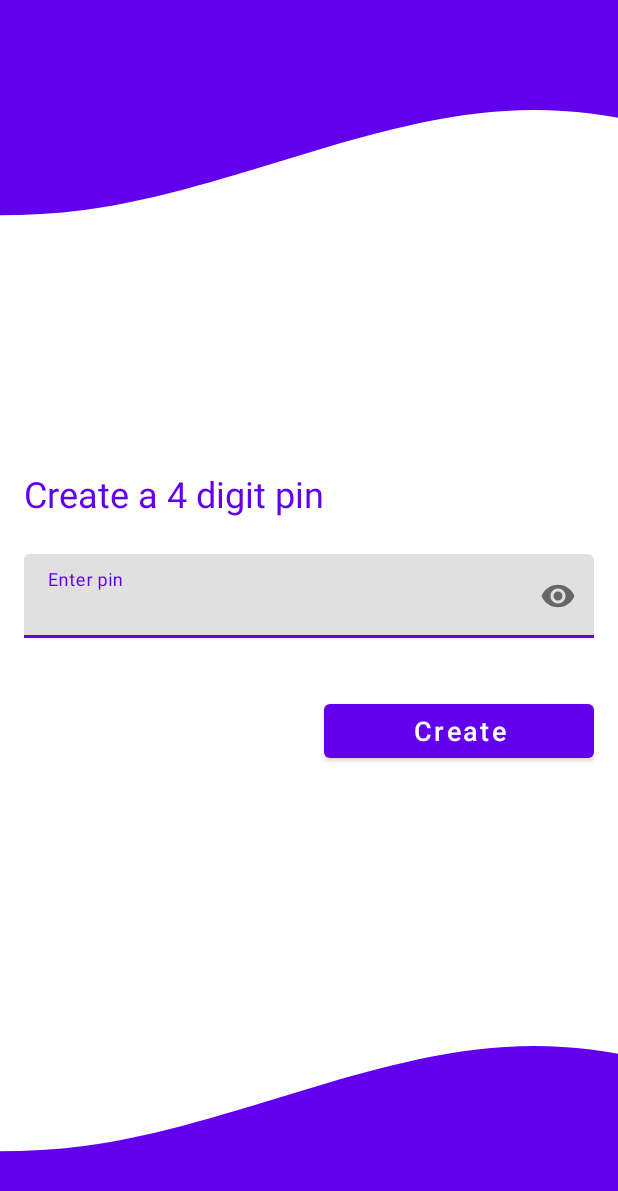
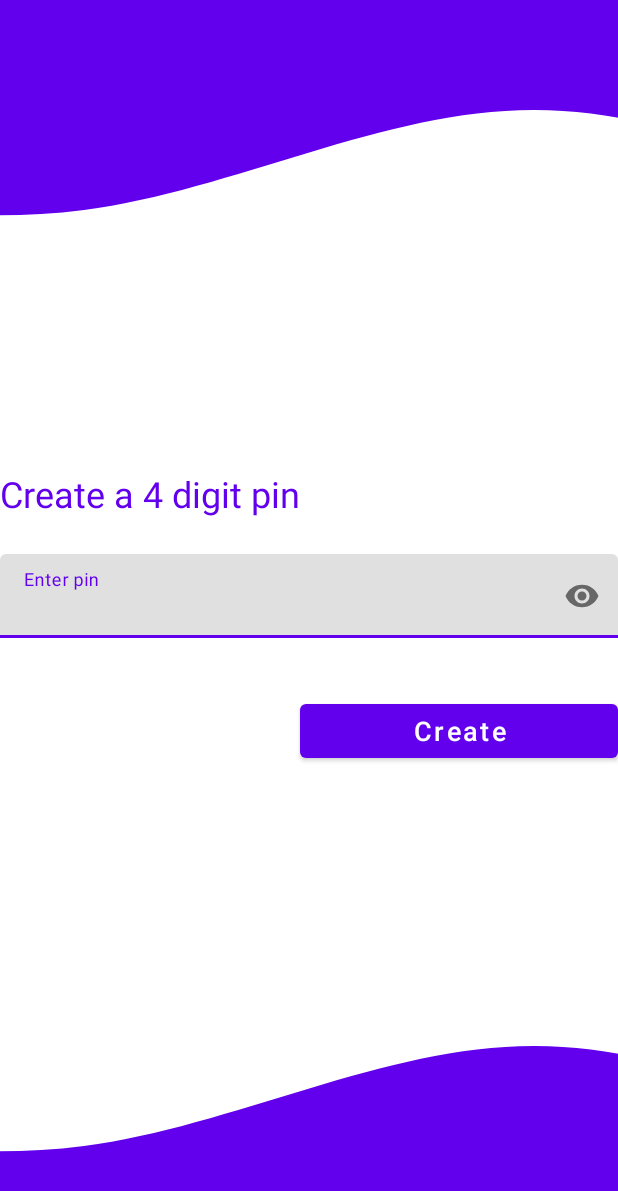
Before and after one commit to RathodKaransinh/Asha-App, an Android app: the CreatePin screen opened directly, with no data from a screen before it, on a phone screen of 412 x 824 dp. Shown: the top 1191 px of the screen. Run offline under Robolectric (Android 15) with nearby library versions, the phone set to English and light mode, and no system bars; our stand-ins replace Firebase (no records; nobody signed in at launch, a user with empty details on screens opened directly).

```diff
--- a/app/src/main/java/com/example/ashaapp/activities/CreatePin.kt
+++ b/app/src/main/java/com/example/ashaapp/activities/CreatePin.kt
@@ -1,21 +1,69 @@
 package com.example.ashaapp.activities
 
 import android.content.Intent
-import androidx.appcompat.app.AppCompatActivity
 import android.os.Bundle
 import android.util.Log
+import android.view.View
 import android.widget.Toast
+import androidx.appcompat.app.AppCompatActivity
 import com.example.ashaapp.databinding.ActivityCreatePinBinding
+import com.google.firebase.auth.ktx.auth
+import com.google.firebase.firestore.ktx.firestore
+import com.google.firebase.ktx.Firebase
+import java.text.SimpleDateFormat
+import java.util.*
+import kotlin.collections.ArrayList
+import kotlin.collections.HashMap
 
 class CreatePin : AppCompatActivity() {
 
     private lateinit var binding: ActivityCreatePinBinding
+    private val uid = Firebase.auth.uid
+    private val db = Firebase.firestore
 
     override fun onCreate(savedInstanceState: Bundle?) {
         super.onCreate(savedInstanceState)
         binding = ActivityCreatePinBinding.inflate(layoutInflater)
         val view = binding.root
         setContentView(view)
+
+        binding.createUserProgressBar.visibility = View.VISIBLE
+        binding.linearLayout.visibility = View.INVISIBLE
+
+        val calendar: Calendar = Calendar.getInstance()
+        val yearDateFormat = SimpleDateFormat("yyyy", Locale.US)
+        val currentYear = yearDateFormat.format(calendar.time)
+
+        val monthDateFormat = SimpleDateFormat("MMM", Locale.US)
+        val currentMonth = monthDateFormat.format(calendar.time)
+
+        val defaultData = hashMapOf("approved" to ArrayList<HashMap<String, Any>>(), "notApproved" to ArrayList<HashMap<String, Any>>(), "areSchemesUpdated" to false, "areApprovedSchemesUpdated" to false)
+
+        db.collection(currentYear).document(currentMonth).collection("users").document(uid!!)
+            .addSnapshotListener { value, error ->
+                if (value!!.exists()) {
+                    binding.linearLayout.visibility = View.VISIBLE
+                    binding.createUserProgressBar.visibility = View.INVISIBLE
+                } else {
+                    db.collection(currentYear).document(currentMonth).collection("users")
+                        .document(uid)
+                        .set(defaultData)
+                        .addOnSuccessListener {
+                            binding.linearLayout.visibility = View.VISIBLE
+                            binding.createUserProgressBar.visibility = View.INVISIBLE
+                        }
+                        .addOnFailureListener {
+                            binding.linearLayout.visibility = View.VISIBLE
+                            binding.createUserProgressBar.visibility = View.INVISIBLE
+                            Log.d("error", it.toString())
+                        }
+                }
+                if (error != null){
+                    binding.linearLayout.visibility = View.VISIBLE
+                    binding.createUserProgressBar.visibility = View.INVISIBLE
+                    Log.d("error", error.toString())
+                }
+            }
 
         val sharedPreferences = getSharedPreferences("preference", MODE_PRIVATE)
 
@@ -24,7 +72,7 @@ class CreatePin : AppCompatActivity() {
             if (pin.length != 4) Toast.makeText(this, "Enter a 4 digit pin!", Toast.LENGTH_SHORT)
                 .show()
             else {
-                sharedPreferences.edit().apply() {
+                sharedPreferences.edit().apply {
                     putString("user_pin", pin)
                     apply()
                 }
--- a/app/src/main/java/com/example/ashaapp/adapters/adapter_rv_na.kt
+++ b/app/src/main/java/com/example/ashaapp/adapters/adapter_rv_na.kt
@@ -6,12 +6,10 @@ import android.view.LayoutInflater
 import android.view.View
 import android.view.ViewGroup
 import android.widget.TextView
-import androidx.annotation.NonNull
 import androidx.core.content.ContextCompat
 import androidx.recyclerview.widget.RecyclerView
 import com.example.ashaapp.R
 import com.example.ashaapp.room.notapprovedschemes.NotApprovedSchemesEntity
-import kotlin.Int
 
 class adapter_rv_na(c: Context) :
     RecyclerView.Adapter<adapter_rv_na.MyViewHolder>() {
--- a/app/src/main/java/com/example/ashaapp/fragments/ProfileFragment.kt
+++ b/app/src/main/java/com/example/ashaapp/fragments/ProfileFragment.kt
@@ -60,7 +60,6 @@ class ProfileFragment : Fragment(), RefreshProfile {
         db.collection("user_profiles").document(uid)
             .get()
             .addOnSuccessListener { document ->
-                Log.d("user", "${document.id} => ${document.data}")
                 userProfile = document.toObject<UserProfile>()!!
                 textViewName.text = userProfile.name
                 textViewDistrict.text = userProfile.district
--- a/app/src/main/res/layout/activity_create_pin.xml
+++ b/app/src/main/res/layout/activity_create_pin.xml
@@ -1,10 +1,12 @@
 <?xml version="1.0" encoding="utf-8"?>
 <androidx.constraintlayout.widget.ConstraintLayout xmlns:android="http://schemas.android.com/apk/res/android"
     xmlns:app="http://schemas.android.com/apk/res-auto"
+    xmlns:tools="http://schemas.android.com/tools"
     android:layout_width="match_parent"
     android:layout_height="match_parent">
 
     <ImageView
+        android:id="@+id/imageView3"
         android:layout_width="0dp"
         android:layout_height="200dp"
         android:contentDescription="@string/todo"
@@ -14,6 +16,7 @@
         app:srcCompat="@drawable/wave__2_" />
 
     <ImageView
+        android:id="@+id/imageView"
         android:layout_width="0dp"
         android:layout_height="200dp"
         android:contentDescription="@string/todo"
@@ -23,12 +26,12 @@
         app:srcCompat="@drawable/wave__1_" />
 
     <LinearLayout
+        android:id="@+id/linearLayout"
         android:layout_width="match_parent"
         android:layout_height="match_parent"
-        android:layout_marginStart="16dp"
-        android:layout_marginEnd="16dp"
         android:gravity="center"
-        android:orientation="vertical">
+        android:orientation="vertical"
+        tools:layout_editor_absoluteX="16dp">
 
         <TextView
             style="@style/TextAppearance.AppCompat.Headline"
@@ -68,4 +71,14 @@
             android:textSize="18sp" />
     </LinearLayout>
 
+    <ProgressBar
+        android:id="@+id/createUserProgressBar"
+        android:layout_width="wrap_content"
+        android:layout_height="wrap_content"
+        android:visibility="invisible"
+        app:layout_constraintBottom_toBottomOf="parent"
+        app:layout_constraintEnd_toEndOf="parent"
+        app:layout_constraintStart_toStartOf="parent"
+        app:layout_constraintTop_toTopOf="parent" />
+
 </androidx.constraintlayout.widget.ConstraintLayout>
```
Also changed, not shown: app/src/main/java/com/example/ashaapp/activities/AddIncentivesActivity.kt (+19 -11 lines), app/src/main/java/com/example/ashaapp/activities/ApprovedIncentivesActivity.kt (+0 -9 lines), app/src/main/java/com/example/ashaapp/activities/MainActivity.kt (+17 -5 lines), app/src/main/java/com/example/ashaapp/fragments/BottomSheetFragment.kt (+14 -8 lines).
